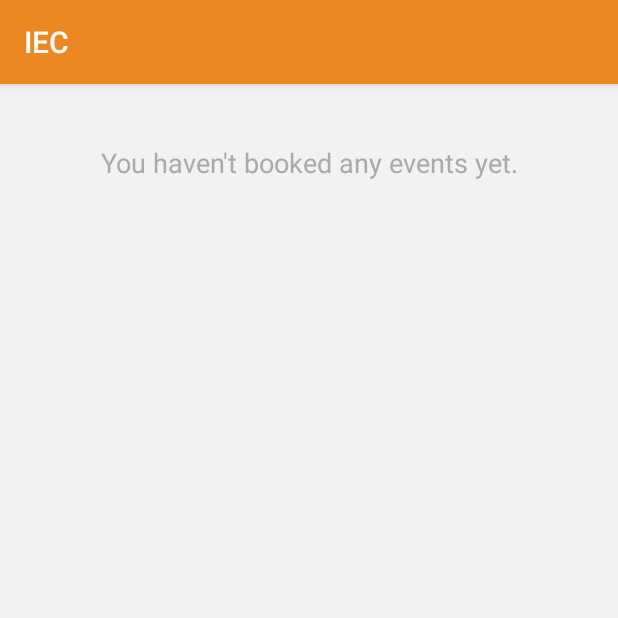
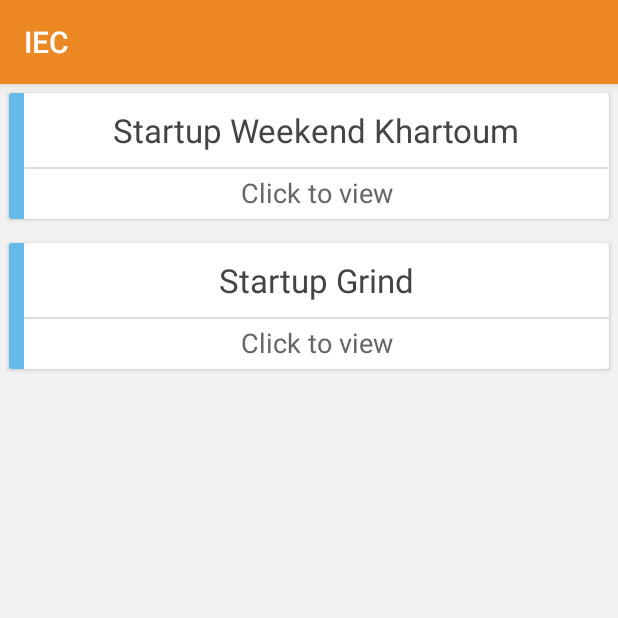
Before and after one commit to IslamAbdalla/iec, an Android app: the fragment MyEvents shown on its own in the app's theme, on a phone screen of 412 x 824 dp, the top half of it. Run offline under Robolectric (Android 15) with nearby library versions, the phone set to English and light mode, and no system bars; 1 statement that could not run was skipped.

Commit message:
Added tickets RecyclerView

```diff
--- /dev/null
+++ b/app/src/main/java/com/example/islam/iec/EventTicketsAdapter.java
@@ -0,0 +1,78 @@
+package com.example.islam.iec;
+
+import android.content.Context;
+import android.content.DialogInterface;
+import android.content.Intent;
+import android.support.v7.app.AlertDialog;
+import android.support.v7.widget.RecyclerView;
+import android.view.LayoutInflater;
+import android.view.View;
+import android.view.ViewGroup;
+import android.widget.RelativeLayout;
+import android.widget.TextView;
+
+import java.util.ArrayList;
+
+/**
+ * Created by islam on 10/17/16.
+ */
+public class EventTicketsAdapter extends RecyclerView.Adapter<EventTicketsAdapter.ViewHolder> {
+    private ArrayList<EventTicket> eventTickets;
+    private Context context;
+
+    public EventTicketsAdapter(Context mContext, ArrayList<EventTicket> mEventTickets) {
+        eventTickets = mEventTickets;
+        context = mContext;
+    }
+
+    @Override
+    public ViewHolder onCreateViewHolder(ViewGroup parent, int viewType) {
+        // Create a new view
+        View view = LayoutInflater.from(parent.getContext()).inflate(R.layout.layout_ticket, parent, false);
+        return new ViewHolder(view);
+    }
+
+    @Override
+    public void onBindViewHolder(final ViewHolder holder, int position) {
+        final EventTicket ticket = eventTickets.get(position);
+        holder.eventName.setText(ticket.getEventName());
+        holder.rootLayout.setOnClickListener(new View.OnClickListener() {
+            @Override
+            public void onClick(View v) {
+
+                AlertDialog.Builder alertDialogBuilder = new AlertDialog.Builder(context);
+                alertDialogBuilder.setMessage(ticket.getRegCode());
+                alertDialogBuilder.setTitle("Registration code");
+                alertDialogBuilder.setPositiveButton("Done", new DialogInterface.OnClickListener() {
+                    @Override
+                    public void onClick(DialogInterface dialog, int which) {
+
+                    }
+                });
+                alertDialogBuilder.show();
+            }
+        });
+
+    }
+
+    @Override
+    public int getItemCount() {
+        return eventTickets.size();
+    }
+
+    public class ViewHolder extends RecyclerView.ViewHolder {
+        public TextView eventName;
+        public TextView regCode;
+        public RelativeLayout rootLayout;
+
+        public ViewHolder(View v) {
+            super(v);
+            eventName = (TextView) v.findViewById(R.id.ticket_event_name);
+            regCode = (TextView) v.findViewById(R.id.ticket_event_reg_code);
+            rootLayout = (RelativeLayout) v.findViewById(R.id.ticket_event_root);
+        }
+
+    }
+
+
+}
--- a/app/src/main/java/com/example/islam/iec/MyEvents.java
+++ b/app/src/main/java/com/example/islam/iec/MyEvents.java
@@ -2,13 +2,18 @@ package com.example.islam.iec;
 
 
 import android.os.Bundle;
+import android.support.annotation.Nullable;
 import android.support.v4.app.Fragment;
+import android.support.v7.widget.LinearLayoutManager;
 import android.support.v7.widget.RecyclerView;
 import android.view.LayoutInflater;
 import android.view.View;
 import android.view.ViewGroup;
+import android.widget.TextView;
 
 import com.example.islam.iec.R;
+
+import java.util.ArrayList;
 
 /**
  * A simple {@link Fragment} subclass.
@@ -16,8 +21,9 @@ import com.example.islam.iec.R;
 public class MyEvents extends Fragment {
 
     private RecyclerView myEventsRecyclerView;
-    private LatestEventsAdapter myEventsAdapter;
+    private EventTicketsAdapter myEventsAdapter;
     private RecyclerView.LayoutManager myEventsLayoutManager;
+    ArrayList<EventTicket> myEventsList;
 
     public MyEvents() {
         // Required empty public constructor
@@ -29,6 +35,37 @@ public class MyEvents extends Fragment {
                              Bundle savedInstanceState) {
         // Inflate the layout for this fragment
         return inflater.inflate(R.layout.fragment_my_events, container, false);
+
     }
 
+    @Override
+    public void onActivityCreated(@Nullable Bundle savedInstanceState) {
+        super.onActivityCreated(savedInstanceState);
+
+        myEventsRecyclerView = (RecyclerView) getView().findViewById(R.id.my_events_rec_view);
+        myEventsRecyclerView.setHasFixedSize(true);
+
+        myEventsList = new ArrayList<>();
+        myEventsList.add(new EventTicket("Startup Weekend Khartoum", "KF32kDCZ3DXE523D"));
+        myEventsList.add(new EventTicket("Startup Grind", "AdgSEd42dVdf43GsdS"));
+
+
+
+        // Use linear layout manager
+        myEventsLayoutManager = new LinearLayoutManager(getActivity());
+        myEventsRecyclerView.setLayoutManager(myEventsLayoutManager);
+
+        // specify an adapter (See also next example)
+        myEventsAdapter = new EventTicketsAdapter(getActivity(), myEventsList);
+        myEventsRecyclerView.setAdapter(myEventsAdapter);
+    }
+
+        public void hideNoTicketsIndicator(){
+        TextView textView = (TextView) getView().findViewById(R.id.no_tickets_indicator);
+        textView.setVisibility(View.INVISIBLE);
+    }
+    public void showNoTicketsIndicator(){
+        TextView textView = (TextView) getView().findViewById(R.id.no_tickets_indicator);
+        textView.setVisibility(View.VISIBLE);
+    }
 }
--- a/app/src/main/res/layout/fragment_my_events.xml
+++ b/app/src/main/res/layout/fragment_my_events.xml
@@ -11,12 +11,14 @@
         android:id="@+id/my_events_rec_view"/>
 
     <TextView
+        android:id="@+id/no_tickets_indicator"
         android:layout_width="match_parent"
         android:layout_height="match_parent"
         android:gravity="center_horizontal"
         android:paddingTop="40dp"
         android:textSize="18sp"
         android:textColor="@color/textGray"
-        android:text="You haven't booked any events yet." />
+        android:text="You haven't booked any events yet."
+        android:visibility="invisible"/>
 
 </FrameLayout>
--- a/app/src/main/res/layout/layout_ticket.xml
+++ b/app/src/main/res/layout/layout_ticket.xml
@@ -7,17 +7,18 @@
     android:layout_marginTop="6dip"
     android:layout_marginEnd="6dip"
     android:layout_marginStart="6dp"
-    android:layout_marginBottom="20dp"
+    android:layout_marginBottom="10dp"
     app:cardElevation="2dp">
     <RelativeLayout
         android:layout_width="match_parent"
         android:layout_height="match_parent"
+        android:id="@+id/ticket_event_root"
         android:focusable="true"
         android:clickable="true"
         android:background="?android:attr/selectableItemBackground">
         <View
             android:layout_width="10dp"
-            android:layout_height="80dp"
+            android:layout_height="84dp"
             android:layout_alignParentTop="true"
             android:layout_alignParentStart="true"
             android:background="@color/colorAccent"
```
